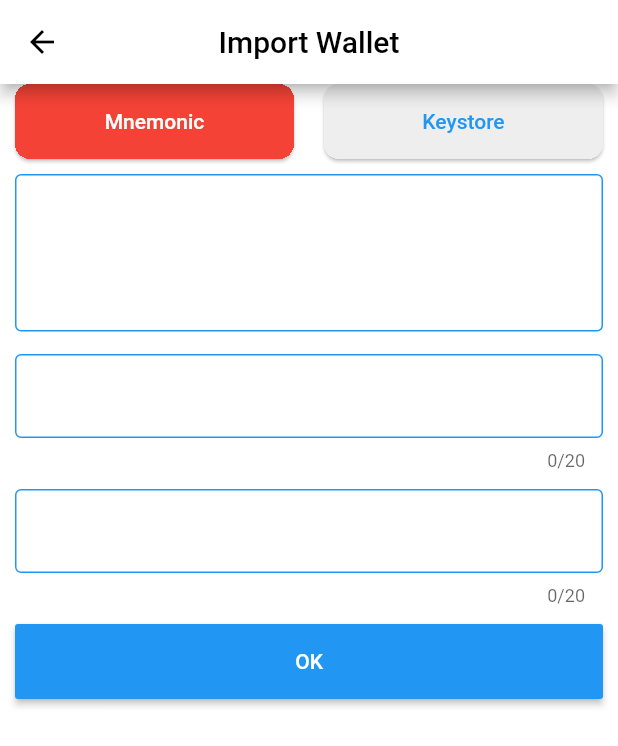
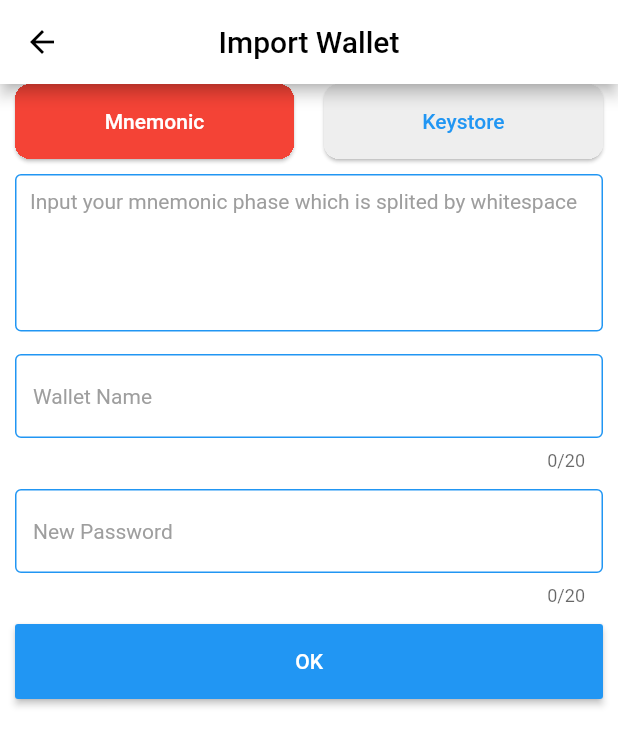
Before and after one commit to uldaman/flutter_veatre, a Flutter app: the ImportWallet screen opened by its route, on a phone screen of 412 x 824 dp. Shown: the top 746 px of the screen. Run offline on Flutter 3.47's test engine with Material 2 defaults, Android fonts, the phone set to English and light mode, and no system bars; our stand-ins replace cached_network_image, convert, dio, flutter_secure_storage, font_awesome_flutter, qr_flutter and 3 more; missing offline and left inert: bip_key_derivation, pointycastle, web3dart; accounts and stored records are empty; network calls fail; Roboto replaces fonts that are missing (Aveny); statements that could not run were skipped; project files that could hold a hidden picture were left out.

Commit message:
fix theme

```diff
--- a/lib/main.dart
+++ b/lib/main.dart
@@ -177,7 +177,7 @@ class AppState extends State<App> {
           border: OutlineInputBorder(
             borderSide: BorderSide(color: Colors.white, width: 1.0),
           ),
-          hintStyle: TextStyle(color: Colors.white),
+          hintStyle: TextStyle(color: Colors.grey[500]),
         ),
       );
 
--- a/lib/src/ui/settings.dart
+++ b/lib/src/ui/settings.dart
@@ -74,7 +74,7 @@ class SettingsState extends State<Settings> {
         },
       ),
       buildCell(
-        Icons.network_check,
+        Icons.face,
         'Theme',
         _appearance == Appearance.light ? 'Light' : 'Dark',
         () async {
```
